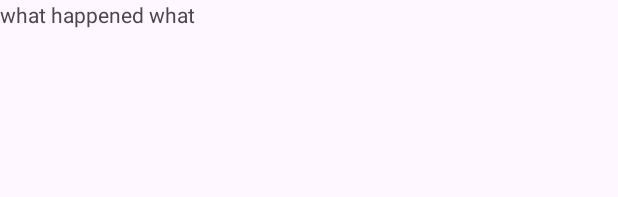
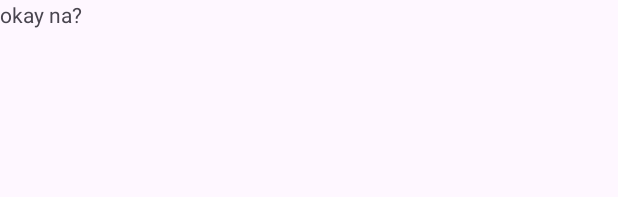
Before and after one commit to bruhhhyannnn/Lala-Bus, an Android app: the layout activity_main.xml on its own in the app's theme, with its tools: preview values and no code run, on a phone screen of 412 x 824 dp. Shown: the top 197 px of the screen. Run offline under Robolectric (Android 15) with nearby library versions, the phone set to English and light mode, and no system bars.

Commit message:
i think its okay already

```diff
--- a/app/src/main/res/layout/activity_main.xml
+++ b/app/src/main/res/layout/activity_main.xml
@@ -19,7 +19,7 @@
         <TextView
             android:layout_width="wrap_content"
             android:layout_height="wrap_content"
-            android:text="what happened what"/>
+            android:text="okay na?"/>
     </FrameLayout>
 
     <com.google.android.material.bottomnavigation.BottomNavigationView
--- a/gradle/libs.versions.toml
+++ b/gradle/libs.versions.toml
@@ -7,7 +7,7 @@ junitVersion = "1.2.1"
 espressoCore = "3.6.1"
 appcompat = "1.7.0"
 material = "1.12.0"
-activity = "1.9.0"
+activity = "1.9.2"
 constraintlayout = "2.1.4"
 googleGmsGoogleServices = "4.4.2"
 firebaseAuth = "23.0.0"
```
Also changed, not shown: gradle/wrapper/gradle-wrapper.properties.
